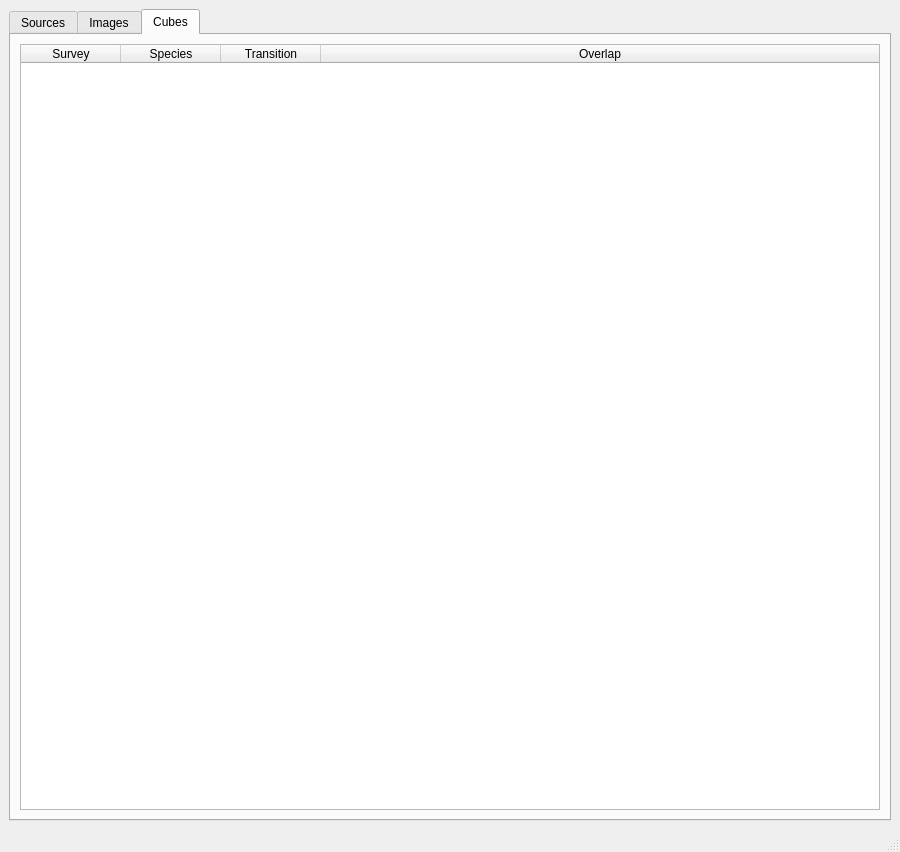
The window that Code/ui/usertablewindow.ui (VisIVOLab/ViaLacteaVisualAnalytics) describes before a commit, drawn with Qt 5.
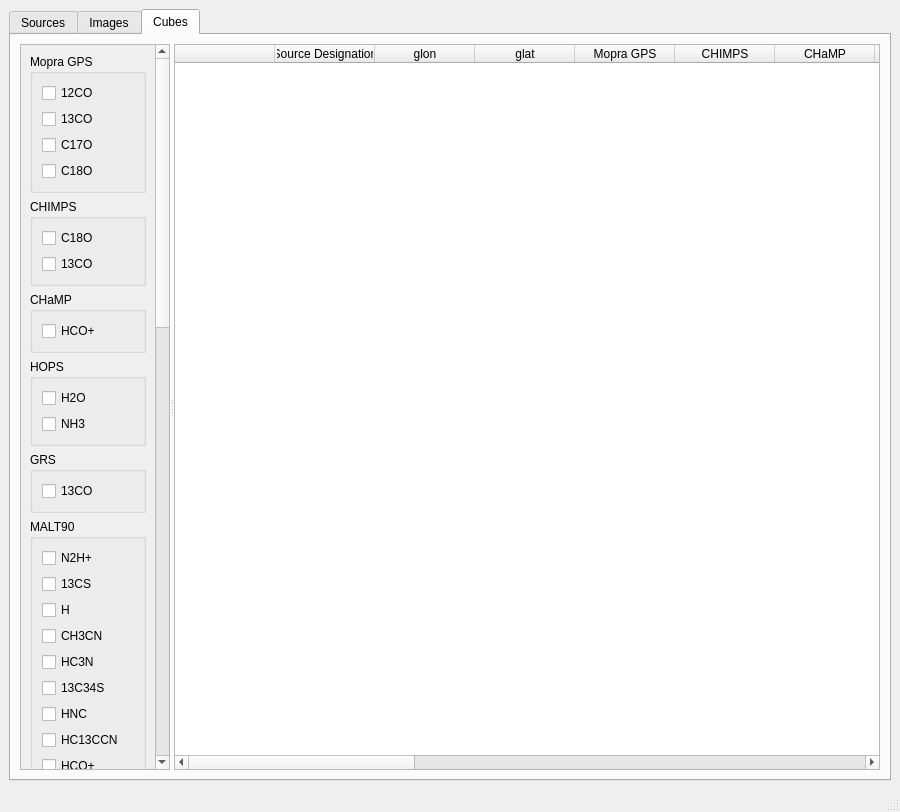
The same window after the commit. The open tabs and pages were chosen to show the change.

Commit message: Reporting cubes surveys availability on Cubes Table

```diff
--- a/Code/ui/usertablewindow.ui
+++ b/Code/ui/usertablewindow.ui
@@ -35,7 +35,7 @@
           </property>
           <widget class="QWidget" name="settingsContainer" native="true">
            <layout class="QVBoxLayout" name="verticalLayout_3">
-            <item>
+            <item alignment="Qt::AlignTop">
              <widget class="QGroupBox" name="searchSettingContainer">
               <property name="title">
                <string>Search settings</string>
@@ -147,19 +147,6 @@
               </layout>
              </widget>
             </item>
-            <item>
-             <spacer name="verticalSpacer">
-              <property name="orientation">
-               <enum>Qt::Vertical</enum>
-              </property>
-              <property name="sizeHint" stdset="0">
-               <size>
-                <width>20</width>
-                <height>40</height>
-               </size>
-              </property>
-             </spacer>
-            </item>
            </layout>
           </widget>
           <widget class="QTableWidget" name="sourcesTable">
@@ -187,21 +174,33 @@
        <attribute name="title">
         <string>Images</string>
        </attribute>
-       <layout class="QVBoxLayout" name="verticalLayout_2">
-        <item>
-         <widget class="QSplitter" name="splitter_2">
-          <property name="orientation">
-           <enum>Qt::Horizontal</enum>
-          </property>
-          <property name="childrenCollapsible">
-           <bool>false</bool>
-          </property>
-          <widget class="QGroupBox" name="filterBox">
-           <property name="title">
-            <string>Filter</string>
-           </property>
            <layout class="QVBoxLayout" name="verticalLayout_7">
             <item>
+         <widget class="QSplitter" name="splitter_2">
+          <property name="orientation">
+           <enum>Qt::Horizontal</enum>
+          </property>
+          <widget class="QScrollArea" name="imagesScrollArea">
+           <property name="minimumSize">
+            <size>
+             <width>150</width>
+             <height>0</height>
+            </size>
+           </property>
+           <property name="widgetResizable">
+            <bool>true</bool>
+           </property>
+           <widget class="QWidget" name="imagesScrollAreaContents">
+            <property name="geometry">
+             <rect>
+              <x>0</x>
+              <y>0</y>
+              <width>148</width>
+              <height>682</height>
+             </rect>
+            </property>
+            <layout class="QVBoxLayout" name="verticalLayout_2">
+             <item>
              <widget class="QGroupBox" name="glimpseBox">
               <property name="title">
                <string>GLIMPSE</string>
@@ -388,6 +387,7 @@
             </item>
            </layout>
           </widget>
+          </widget>
           <widget class="QTableWidget" name="imagesTable">
            <property name="sizePolicy">
             <sizepolicy hsizetype="Expanding" vsizetype="Expanding">
@@ -501,9 +501,516 @@
        <attribute name="title">
         <string>Cubes</string>
        </attribute>
+       <layout class="QVBoxLayout" name="verticalLayout_9">
+        <item>
+         <widget class="QSplitter" name="splitter_3">
+          <property name="orientation">
+           <enum>Qt::Horizontal</enum>
+          </property>
+          <property name="childrenCollapsible">
+           <bool>false</bool>
+          </property>
+          <widget class="QScrollArea" name="cubesScrollArea">
+           <property name="minimumSize">
+            <size>
+             <width>150</width>
+             <height>0</height>
+            </size>
+           </property>
+           <property name="widgetResizable">
+            <bool>true</bool>
+           </property>
+           <widget class="QWidget" name="cubesScrollAreaContents">
+            <property name="geometry">
+             <rect>
+              <x>0</x>
+              <y>0</y>
+              <width>133</width>
+              <height>1653</height>
+             </rect>
+            </property>
        <layout class="QVBoxLayout" name="verticalLayout_4">
         <item>
+              <widget class="QGroupBox" name="mopraBox">
+               <property name="title">
+                <string>Mopra GPS</string>
+               </property>
+               <layout class="QVBoxLayout" name="verticalLayout_17">
+                <item>
+                 <widget class="QCheckBox" name="mopra_12co_checkBox">
+                  <property name="text">
+                   <string>12CO</string>
+                  </property>
+                 </widget>
+                </item>
+                <item>
+                 <widget class="QCheckBox" name="mopra_13co_checkBox">
+                  <property name="text">
+                   <string>13CO</string>
+                  </property>
+                 </widget>
+                </item>
+                <item>
+                 <widget class="QCheckBox" name="mopra_c17o_checkBox">
+                  <property name="text">
+                   <string>C17O</string>
+                  </property>
+                 </widget>
+                </item>
+                <item>
+                 <widget class="QCheckBox" name="mopra_c18o_checkBox">
+                  <property name="text">
+                   <string>C18O</string>
+                  </property>
+                 </widget>
+                </item>
+               </layout>
+              </widget>
+             </item>
+             <item>
+              <widget class="QGroupBox" name="chimpsBox">
+               <property name="title">
+                <string>CHIMPS</string>
+               </property>
+               <layout class="QVBoxLayout" name="verticalLayout_18">
+                <item>
+                 <widget class="QCheckBox" name="chimps_c18o_checkBox">
+                  <property name="text">
+                   <string>C18O</string>
+                  </property>
+                 </widget>
+                </item>
+                <item>
+                 <widget class="QCheckBox" name="chimps_13co_checkBox">
+                  <property name="text">
+                   <string>13CO</string>
+                  </property>
+                 </widget>
+                </item>
+               </layout>
+              </widget>
+             </item>
+             <item>
+              <widget class="QGroupBox" name="champBox">
+               <property name="title">
+                <string>CHaMP</string>
+               </property>
+               <layout class="QVBoxLayout" name="verticalLayout_10">
+                <item>
+                 <widget class="QCheckBox" name="champ_hco_checkBox">
+                  <property name="text">
+                   <string>HCO+</string>
+                  </property>
+                 </widget>
+                </item>
+               </layout>
+              </widget>
+             </item>
+             <item>
+              <widget class="QGroupBox" name="hopsBox">
+               <property name="enabled">
+                <bool>true</bool>
+               </property>
+               <property name="title">
+                <string>HOPS</string>
+               </property>
+               <layout class="QVBoxLayout" name="verticalLayout_11">
+                <item>
+                 <widget class="QCheckBox" name="hops_h2o_checkBox">
+                  <property name="text">
+                   <string>H2O</string>
+                  </property>
+                 </widget>
+                </item>
+                <item>
+                 <widget class="QCheckBox" name="hops_nh3_checkBox">
+                  <property name="text">
+                   <string>NH3</string>
+                  </property>
+                 </widget>
+                </item>
+               </layout>
+              </widget>
+             </item>
+             <item>
+              <widget class="QGroupBox" name="grsBox">
+               <property name="title">
+                <string>GRS</string>
+               </property>
+               <layout class="QVBoxLayout" name="verticalLayout_19">
+                <item>
+                 <widget class="QCheckBox" name="grs_13co_checkBox">
+                  <property name="text">
+                   <string>13CO</string>
+                  </property>
+                 </widget>
+                </item>
+               </layout>
+              </widget>
+             </item>
+             <item>
+              <widget class="QGroupBox" name="malt90Box">
+               <property name="title">
+                <string>MALT90</string>
+               </property>
+               <layout class="QVBoxLayout" name="verticalLayout_20">
+                <item>
+                 <widget class="QCheckBox" name="malt90_n2h_checkBox">
+                  <property name="text">
+                   <string>N2H+</string>
+                  </property>
+                 </widget>
+                </item>
+                <item>
+                 <widget class="QCheckBox" name="malt90_13cs_checkBox">
+                  <property name="text">
+                   <string>13CS</string>
+                  </property>
+                 </widget>
+                </item>
+                <item>
+                 <widget class="QCheckBox" name="malt90_h_checkBox">
+                  <property name="text">
+                   <string>H</string>
+                  </property>
+                 </widget>
+                </item>
+                <item>
+                 <widget class="QCheckBox" name="malt90_ch3cn_checkBox">
+                  <property name="text">
+                   <string>CH3CN</string>
+                  </property>
+                 </widget>
+                </item>
+                <item>
+                 <widget class="QCheckBox" name="malt90_hc3n_checkBox">
+                  <property name="text">
+                   <string>HC3N</string>
+                  </property>
+                 </widget>
+                </item>
+                <item>
+                 <widget class="QCheckBox" name="malt90_13c34s_checkBox">
+                  <property name="text">
+                   <string>13C34S</string>
+                  </property>
+                 </widget>
+                </item>
+                <item>
+                 <widget class="QCheckBox" name="malt90_hnc_checkBox">
+                  <property name="text">
+                   <string>HNC</string>
+                  </property>
+                 </widget>
+                </item>
+                <item>
+                 <widget class="QCheckBox" name="malt90_hc13ccn_checkBox">
+                  <property name="text">
+                   <string>HC13CCN</string>
+                  </property>
+                 </widget>
+                </item>
+                <item>
+                 <widget class="QCheckBox" name="malt90_hco_checkBox">
+                  <property name="text">
+                   <string>HCO+</string>
+                  </property>
+                 </widget>
+                </item>
+                <item>
+                 <widget class="QCheckBox" name="malt90_hcn_checkBox">
+                  <property name="text">
+                   <string>HCN</string>
+                  </property>
+                 </widget>
+                </item>
+                <item>
+                 <widget class="QCheckBox" name="malt90_hnco_checkBox">
+                  <property name="text">
+                   <string>HNCO</string>
+                  </property>
+                 </widget>
+                </item>
+                <item>
+                 <widget class="QCheckBox" name="malt90_c2h_checkBox">
+                  <property name="text">
+                   <string>C2H</string>
+                  </property>
+                 </widget>
+                </item>
+                <item>
+                 <widget class="QCheckBox" name="malt90_hn13c_checkBox">
+                  <property name="text">
+                   <string>HN13C</string>
+                  </property>
+                 </widget>
+                </item>
+                <item>
+                 <widget class="QCheckBox" name="malt90_sio_checkBox">
+                  <property name="text">
+                   <string>SiO</string>
+                  </property>
+                 </widget>
+                </item>
+                <item>
+                 <widget class="QCheckBox" name="malt90_h13co_checkBox">
+                  <property name="text">
+                   <string>H13CO+</string>
+                  </property>
+                 </widget>
+                </item>
+               </layout>
+              </widget>
+             </item>
+             <item>
+              <widget class="QGroupBox" name="thrummsBox">
+               <property name="title">
+                <string>ThrUMMS</string>
+               </property>
+               <layout class="QVBoxLayout" name="verticalLayout_21">
+                <item>
+                 <widget class="QCheckBox" name="thrumms_12co_checkBox">
+                  <property name="text">
+                   <string>12CO</string>
+                  </property>
+                 </widget>
+                </item>
+                <item>
+                 <widget class="QCheckBox" name="thrumms_13co_checkBox">
+                  <property name="text">
+                   <string>13CO</string>
+                  </property>
+                 </widget>
+                </item>
+                <item>
+                 <widget class="QCheckBox" name="thrumms_c18o_checkBox">
+                  <property name="text">
+                   <string>C18O</string>
+                  </property>
+                 </widget>
+                </item>
+                <item>
+                 <widget class="QCheckBox" name="thrumms_cn_checkBox">
+                  <property name="text">
+                   <string>CN</string>
+                  </property>
+                 </widget>
+                </item>
+               </layout>
+              </widget>
+             </item>
+             <item>
+              <widget class="QGroupBox" name="nantenBox">
+               <property name="title">
+                <string>NANTEN GPS</string>
+               </property>
+               <layout class="QVBoxLayout" name="verticalLayout_22">
+                <item>
+                 <widget class="QCheckBox" name="nanten_12co_checkBox">
+                  <property name="text">
+                   <string>12CO</string>
+                  </property>
+                 </widget>
+                </item>
+               </layout>
+              </widget>
+             </item>
+             <item>
+              <widget class="QGroupBox" name="ogsBox">
+               <property name="title">
+                <string>OGS</string>
+               </property>
+               <layout class="QVBoxLayout" name="verticalLayout_23">
+                <item>
+                 <widget class="QCheckBox" name="ogs_12co_checkBox">
+                  <property name="text">
+                   <string>12CO</string>
+                  </property>
+                 </widget>
+                </item>
+                <item>
+                 <widget class="QCheckBox" name="ogs_13co_checkBox">
+                  <property name="text">
+                   <string>13CO</string>
+                  </property>
+                 </widget>
+                </item>
+               </layout>
+              </widget>
+             </item>
+             <item>
+              <widget class="QGroupBox" name="cohrsBox">
+               <property name="title">
+                <string>COHRS</string>
+               </property>
+               <layout class="QVBoxLayout" name="verticalLayout_24">
+                <item>
+                 <widget class="QCheckBox" name="cohrs_12co_checkBox">
+                  <property name="text">
+                   <string>12CO</string>
+                  </property>
+                 </widget>
+                </item>
+               </layout>
+              </widget>
+             </item>
+             <item>
+              <widget class="QGroupBox" name="vgpsBox">
+               <property name="title">
+                <string>VGPS</string>
+               </property>
+               <layout class="QVBoxLayout" name="verticalLayout_25">
+                <item>
+                 <widget class="QCheckBox" name="vgps_hi_checkBox">
+                  <property name="text">
+                   <string>HI</string>
+                  </property>
+                 </widget>
+                </item>
+               </layout>
+              </widget>
+             </item>
+             <item>
+              <widget class="QGroupBox" name="cgpsBox">
+               <property name="title">
+                <string>CGPS</string>
+               </property>
+               <layout class="QVBoxLayout" name="verticalLayout_26">
+                <item>
+                 <widget class="QCheckBox" name="cgps_hi_checkBox">
+                  <property name="text">
+                   <string>HI</string>
+                  </property>
+                 </widget>
+                </item>
+               </layout>
+              </widget>
+             </item>
+             <item>
+              <widget class="QGroupBox" name="sgpsBox">
+               <property name="title">
+                <string>SGPS</string>
+               </property>
+               <layout class="QVBoxLayout" name="verticalLayout_27">
+                <item>
+                 <widget class="QCheckBox" name="sgps_hi_checkBox">
+                  <property name="text">
+                   <string>HI</string>
+                  </property>
+                 </widget>
+                </item>
+               </layout>
+              </widget>
+             </item>
+             <item>
+              <widget class="QGroupBox" name="aroBox">
+               <property name="title">
+                <string>ARO-FQS</string>
+               </property>
+               <layout class="QVBoxLayout" name="verticalLayout_28">
+                <item>
+                 <widget class="QCheckBox" name="aro_12co_checkBox">
+                  <property name="text">
+                   <string>12CO</string>
+                  </property>
+                 </widget>
+                </item>
+                <item>
+                 <widget class="QCheckBox" name="aro_13co_checkBox">
+                  <property name="text">
+                   <string>13CO</string>
+                  </property>
+                 </widget>
+                </item>
+               </layout>
+              </widget>
+             </item>
+             <item>
+              <widget class="QGroupBox" name="thorBox">
+               <property name="title">
+                <string>THOR</string>
+               </property>
+               <layout class="QVBoxLayout" name="verticalLayout_29">
+                <item>
+                 <widget class="QCheckBox" name="thor_hi_checkBox">
+                  <property name="text">
+                   <string>HI</string>
+                  </property>
+                 </widget>
+                </item>
+                <item>
+                 <widget class="QCheckBox" name="thor_oh_checkBox">
+                  <property name="text">
+                   <string>OH</string>
+                  </property>
+                 </widget>
+                </item>
+               </layout>
+              </widget>
+             </item>
+             <item>
+              <widget class="QGroupBox" name="sedigismBox">
+               <property name="title">
+                <string>SEDIGISM</string>
+               </property>
+               <layout class="QVBoxLayout" name="verticalLayout_30">
+                <item>
+                 <widget class="QCheckBox" name="sedigism_13co_checkBox">
+                  <property name="text">
+                   <string>13CO</string>
+                  </property>
+                 </widget>
+                </item>
+                <item>
+                 <widget class="QCheckBox" name="sedigism_c18o_checkBox">
+                  <property name="text">
+                   <string>C18O</string>
+                  </property>
+                 </widget>
+                </item>
+               </layout>
+              </widget>
+             </item>
+             <item>
+              <widget class="QGroupBox" name="fuginBox">
+               <property name="title">
+                <string>FUGIN</string>
+               </property>
+               <layout class="QVBoxLayout" name="verticalLayout_31">
+                <item>
+                 <widget class="QCheckBox" name="fugin_12co_checkBox">
+                  <property name="text">
+                   <string>12CO</string>
+                  </property>
+                 </widget>
+                </item>
+                <item>
+                 <widget class="QCheckBox" name="fugin_13co_checkBox">
+                  <property name="text">
+                   <string>13CO</string>
+                  </property>
+                 </widget>
+                </item>
+                <item>
+                 <widget class="QCheckBox" name="fugin_c18o_checkBox">
+                  <property name="text">
+                   <string>C18O</string>
+                  </property>
+                 </widget>
+                </item>
+               </layout>
+              </widget>
+             </item>
+            </layout>
+           </widget>
+          </widget>
          <widget class="QTableWidget" name="cubesTable">
+           <property name="sizePolicy">
+            <sizepolicy hsizetype="Expanding" vsizetype="Expanding">
+             <horstretch>1</horstretch>
+             <verstretch>0</verstretch>
+            </sizepolicy>
+           </property>
           <property name="editTriggers">
            <set>QAbstractItemView::NoEditTriggers</set>
           </property>
@@ -513,29 +1020,175 @@
           <property name="selectionBehavior">
            <enum>QAbstractItemView::SelectRows</enum>
           </property>
-          <attribute name="horizontalHeaderStretchLastSection">
-           <bool>true</bool>
-          </attribute>
           <column>
            <property name="text">
-            <string>Survey</string>
-           </property>
+             <string/>
+            </property>
+            <property name="textAlignment">
+             <set>AlignCenter</set>
+            </property>
           </column>
           <column>
            <property name="text">
-            <string>Species</string>
-           </property>
+             <string>Source Designation</string>
+            </property>
+            <property name="textAlignment">
+             <set>AlignCenter</set>
+            </property>
           </column>
           <column>
            <property name="text">
-            <string>Transition</string>
-           </property>
+             <string>glon</string>
+            </property>
+            <property name="textAlignment">
+             <set>AlignCenter</set>
+            </property>
           </column>
           <column>
            <property name="text">
-            <string>Overlap</string>
-           </property>
-          </column>
+             <string>glat</string>
+            </property>
+            <property name="textAlignment">
+             <set>AlignCenter</set>
+            </property>
+           </column>
+           <column>
+            <property name="text">
+             <string>Mopra GPS</string>
+            </property>
+            <property name="textAlignment">
+             <set>AlignCenter</set>
+            </property>
+           </column>
+           <column>
+            <property name="text">
+             <string>CHIMPS</string>
+            </property>
+            <property name="textAlignment">
+             <set>AlignCenter</set>
+            </property>
+           </column>
+           <column>
+            <property name="text">
+             <string>CHaMP</string>
+            </property>
+            <property name="textAlignment">
+             <set>AlignCenter</set>
+            </property>
+           </column>
+           <column>
+            <property name="text">
+             <string>HOPS</string>
+            </property>
+            <property name="textAlignment">
+             <set>AlignCenter</set>
+            </property>
+           </column>
+           <column>
+            <property name="text">
+             <string>GRS</string>
+            </property>
+            <property name="textAlignment">
+             <set>AlignCenter</set>
+            </property>
+           </column>
+           <column>
+            <property name="text">
+             <string>MALT90</string>
+            </property>
+            <property name="textAlignment">
+             <set>AlignCenter</set>
+            </property>
+           </column>
+           <column>
+            <property name="text">
+             <string>ThrUMMS</string>
+            </property>
+            <property name="textAlignment">
+             <set>AlignCenter</set>
+            </property>
+           </column>
+           <column>
+            <property name="text">
+             <string>NANTEN GPS</string>
+            </property>
+            <property name="textAlignment">
+             <set>AlignCenter</set>
+            </property>
+           </column>
+           <column>
+            <property name="text">
+             <string>OGS</string>
+            </property>
+            <property name="textAlignment">
+             <set>AlignCenter</set>
+            </property>
+           </column>
+           <column>
+            <property name="text">
+             <string>COHRS</string>
+            </property>
+            <property name="textAlignment">
+             <set>AlignCenter</set>
+            </property>
+           </column>
+           <column>
+            <property name="text">
+             <string>VGPS</string>
+            </property>
+            <property name="textAlignment">
+             <set>AlignCenter</set>
+            </property>
+           </column>
+           <column>
+            <property name="text">
+             <string>CGPS</string>
+            </property>
+            <property name="textAlignment">
+             <set>AlignCenter</set>
+            </property>
+           </column>
+           <column>
+            <property name="text">
+             <string>SGPS</string>
+            </property>
+            <property name="textAlignment">
+             <set>AlignCenter</set>
+            </property>
+           </column>
+           <column>
+            <property name="text">
+             <string>ARO-FQS</string>
+            </property>
+            <property name="textAlignment">
+             <set>AlignCenter</set>
+            </property>
+           </column>
+           <column>
+            <property name="text">
+             <string>THOR</string>
+            </property>
+            <property name="textAlignment">
+             <set>AlignCenter</set>
+            </property>
+           </column>
+           <column>
+            <property name="text">
+             <string>SEDIGISM</string>
+            </property>
+            <property name="textAlignment">
+             <set>AlignCenter</set>
+            </property>
+           </column>
+           <column>
+            <property name="text">
+             <string>FUGIN</string>
+            </property>
+            <property name="textAlignment">
+             <set>AlignCenter</set>
+            </property>
+           </column>
+          </widget>
          </widget>
         </item>
        </layout>
```
Left out of the diff: 47 changed lines with no effect on the pictures. Lines whose indentation alone changed are shown as unchanged. The commit also changes 2 other files.
